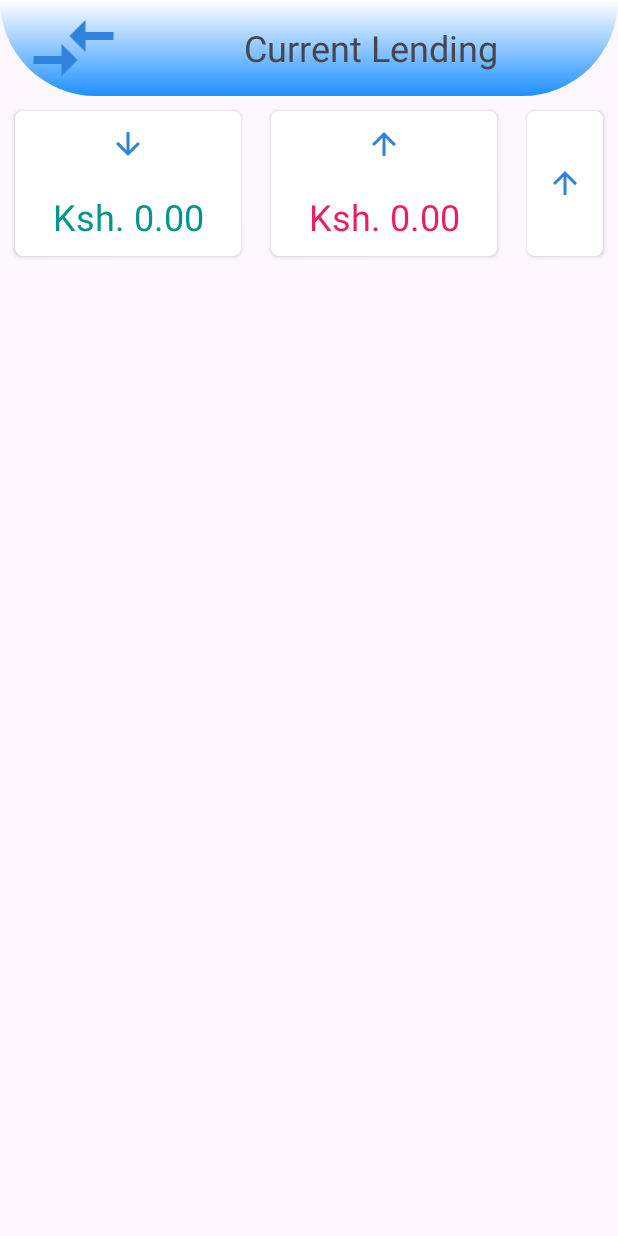
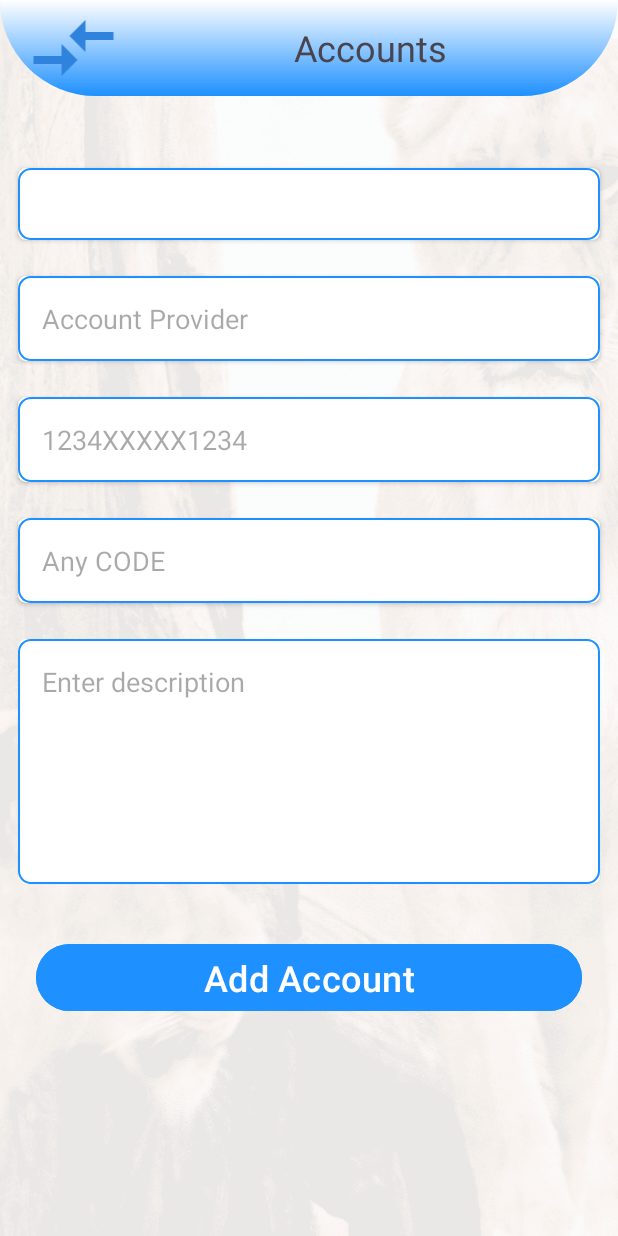
Before and after one commit to danielkirwa/FG2030, an Android app: the Dashboard screen opened directly, with no data from a screen before it, after a tap on "Accounts", on a phone screen of 412 x 824 dp. Run offline under Robolectric (Android 15) with nearby library versions, the phone set to English and light mode, and no system bars; 1 other tap on this screen came first.

Commit message:
Account design is created and new item in transaction

```diff
--- a/app/src/main/AndroidManifest.xml
+++ b/app/src/main/AndroidManifest.xml
@@ -15,6 +15,9 @@
         android:supportsRtl="true"
         android:theme="@style/Theme.MyApplication"
         tools:targetApi="31">
+        <activity
+            android:name=".Account"
+            android:exported="false" />
         <activity
             android:name=".Beneficiary"
             android:exported="false" />
--- /dev/null
+++ b/app/src/main/java/com/example/myapplication/Account.java
@@ -0,0 +1,14 @@
+package com.example.myapplication;
+
+import androidx.appcompat.app.AppCompatActivity;
+
+import android.os.Bundle;
+
+public class Account extends AppCompatActivity {
+
+    @Override
+    protected void onCreate(Bundle savedInstanceState) {
+        super.onCreate(savedInstanceState);
+        setContentView(R.layout.activity_account);
+    }
+}
--- a/app/src/main/java/com/example/myapplication/Dashboard.java
+++ b/app/src/main/java/com/example/myapplication/Dashboard.java
@@ -42,10 +42,15 @@ Button openTransaction;
             public boolean onNavigationItemSelected(@NonNull MenuItem item) {
                 int itemId = item.getItemId();
                 if (itemId == R.id.nav_account) {
-                    Intent openAccountIntent = new Intent(Dashboard.this, Lending.class);
+                    Intent openAccountIntent = new Intent(Dashboard.this, Account.class);
                     startActivity(openAccountIntent);
                     return true;
-                } else if (itemId == R.id.nav_saving) {
+                } else if (itemId == R.id.nav_lending) {
+                    Intent openLending = new Intent(Dashboard.this, Lending.class);
+                    startActivity(openLending);
+                    return true;
+                }
+                else if (itemId == R.id.nav_saving) {
                     Intent openInvestment = new Intent(Dashboard.this, Beneficiary.class);
                     startActivity(openInvestment);
                     return true;
--- /dev/null
+++ b/app/src/main/res/layout/activity_account.xml
@@ -0,0 +1,162 @@
+<?xml version="1.0" encoding="utf-8"?>
+<LinearLayout xmlns:android="http://schemas.android.com/apk/res/android"
+    xmlns:app="http://schemas.android.com/apk/res-auto"
+    xmlns:tools="http://schemas.android.com/tools"
+    android:orientation="vertical"
+    android:layout_width="match_parent"
+    android:layout_height="match_parent"
+    android:background="@drawable/bg4"
+    tools:context=".Account">
+
+
+    <androidx.appcompat.widget.Toolbar
+        android:layout_width="match_parent"
+        android:layout_height="?attr/actionBarSize"
+        android:id="@+id/toolbar"
+        app:popupTheme="@style/ThemeOverlay.AppCompat.Light"
+        android:elevation="4dp"
+        android:background="@drawable/toolbar_header">
+        <LinearLayout
+            android:layout_width="match_parent"
+            android:layout_height="match_parent"
+            android:weightSum="6"
+            android:orientation="horizontal">
+            <ImageView
+                android:layout_width="0dp"
+                android:layout_weight="1"
+                android:src="@drawable/transaction_24"
+                android:layout_height="match_parent"
+                android:contentDescription="@string/transaction" />
+            <TextView
+                android:layout_width="0dp"
+                android:layout_weight="5"
+                android:layout_height="match_parent"
+                android:gravity="center"
+                android:textSize="24sp"
+                android:text="Accounts"/>
+        </LinearLayout>
+    </androidx.appcompat.widget.Toolbar>
+
+    <LinearLayout
+        android:layout_width="match_parent"
+        android:layout_height="wrap_content"
+        android:padding="4dp"
+        android:layout_marginTop="36dp"
+        android:orientation="horizontal">
+        <androidx.cardview.widget.CardView
+            android:layout_width="0dp"
+            android:layout_height="match_parent"
+            app:cardCornerRadius="5dp"
+            android:layout_margin="8dp"
+            android:layout_weight="1">
+            <LinearLayout
+                android:layout_width="match_parent"
+                android:layout_height="wrap_content"
+                android:orientation="vertical">
+
+                <Spinner
+                    android:id="@+id/account_category"
+                    android:layout_width="match_parent"
+                    android:background="@drawable/my_input"
+                    android:padding="8dp"
+                    android:layout_height="48dp"/>
+            </LinearLayout>
+
+        </androidx.cardview.widget.CardView>
+    </LinearLayout>
+    <LinearLayout
+        android:layout_width="match_parent"
+        android:layout_height="wrap_content"
+        android:orientation="horizontal"
+        android:padding="4dp">
+        <androidx.cardview.widget.CardView
+            android:layout_width="0dp"
+            android:layout_height="match_parent"
+            app:cardCornerRadius="5dp"
+            android:layout_margin="8dp"
+            android:layout_weight="1">
+            <EditText
+                android:id="@+id/txt_account_provider"
+                android:inputType="text"
+                android:layout_width="match_parent"
+                android:layout_height="wrap_content"
+                android:hint="Account Provider"
+                android:background="@drawable/my_input"
+                />
+        </androidx.cardview.widget.CardView>
+    </LinearLayout>
+    <LinearLayout
+        android:layout_width="match_parent"
+        android:layout_height="wrap_content"
+        android:orientation="horizontal"
+        android:padding="4dp">
+        <androidx.cardview.widget.CardView
+            android:layout_width="0dp"
+            android:layout_height="match_parent"
+            app:cardCornerRadius="5dp"
+            android:layout_margin="8dp"
+            android:layout_weight="1">
+            <EditText
+                android:id="@+id/txt_account_number"
+                android:inputType="text"
+                android:layout_width="match_parent"
+                android:layout_height="wrap_content"
+                android:hint="1234XXXXX1234"
+                android:background="@drawable/my_input"
+                />
+        </androidx.cardview.widget.CardView>
+    </LinearLayout>
+    <LinearLayout
+        android:layout_width="match_parent"
+        android:layout_height="wrap_content"
+        android:orientation="horizontal"
+        android:padding="4dp">
+        <androidx.cardview.widget.CardView
+            android:layout_width="0dp"
+            android:layout_height="match_parent"
+            app:cardCornerRadius="5dp"
+            android:layout_margin="8dp"
+            android:layout_weight="1">
+            <EditText
+                android:id="@+id/txt_account_code"
+                android:inputType="text"
+                android:layout_width="match_parent"
+                android:layout_height="wrap_content"
+                android:hint="Any CODE"
+                android:background="@drawable/my_input"
+                />
+        </androidx.cardview.widget.CardView>
+    </LinearLayout>
+    <LinearLayout
+        android:layout_width="match_parent"
+        android:layout_height="wrap_content"
+        android:orientation="horizontal"
+        android:padding="4dp">
+        <androidx.cardview.widget.CardView
+            android:layout_width="0dp"
+            android:layout_height="match_parent"
+            app:cardCornerRadius="5dp"
+            android:layout_margin="8dp"
+            android:layout_weight="1">
+            <EditText
+                android:id="@+id/txt_account_description"
+                android:layout_width="match_parent"
+                android:layout_height="wrap_content"
+                android:hint="Enter description"
+                android:lines="6"
+                android:gravity="top|left"
+                android:inputType="textMultiLine"
+                android:background="@drawable/my_input"
+                />
+        </androidx.cardview.widget.CardView>
+    </LinearLayout>
+    <Button
+        android:id="@+id/btn_save_transaction_item"
+        android:layout_width="match_parent"
+        android:layout_height="wrap_content"
+        android:textSize="24sp"
+        android:layout_margin="24dp"
+        android:backgroundTint="@color/blue"
+        android:text="Add Account"/>
+
+</LinearLayout>
--- a/app/src/main/res/layout/activity_transaction.xml
+++ b/app/src/main/res/layout/activity_transaction.xml
@@ -169,6 +169,32 @@
 
         </androidx.cardview.widget.CardView>
     </LinearLayout>
+        <LinearLayout
+            android:layout_width="match_parent"
+            android:layout_height="wrap_content"
+            android:padding="4dp"
+            android:orientation="horizontal">
+            <androidx.cardview.widget.CardView
+                android:layout_width="0dp"
+                android:layout_height="match_parent"
+                app:cardCornerRadius="5dp"
+                android:layout_margin="8dp"
+                android:layout_weight="1">
+                <LinearLayout
+                    android:layout_width="match_parent"
+                    android:layout_height="wrap_content"
+                    android:orientation="vertical">
+
+                    <Spinner
+                        android:id="@+id/transaction_account"
+                        android:layout_width="match_parent"
+                        android:layout_height="48dp"
+                        android:background="@drawable/my_input"
+                        android:padding="8dp" />
+                </LinearLayout>
+
+            </androidx.cardview.widget.CardView>
+        </LinearLayout>
     <LinearLayout
         android:layout_width="match_parent"
         android:layout_height="wrap_content"
--- a/app/src/main/res/menu/drawer_menu.xml
+++ b/app/src/main/res/menu/drawer_menu.xml
@@ -32,7 +32,7 @@
             <item android:id="@+id/nav_dollar_account"
                 android:icon="@drawable/dollar_24"
                 android:title="Dollar Acount"/>
-            <item android:id="@+id/nav_comment"
+            <item android:id="@+id/nav_lending"
                 android:icon="@drawable/notes_24"
                 android:title="Lendings"/>
         </menu>
```
